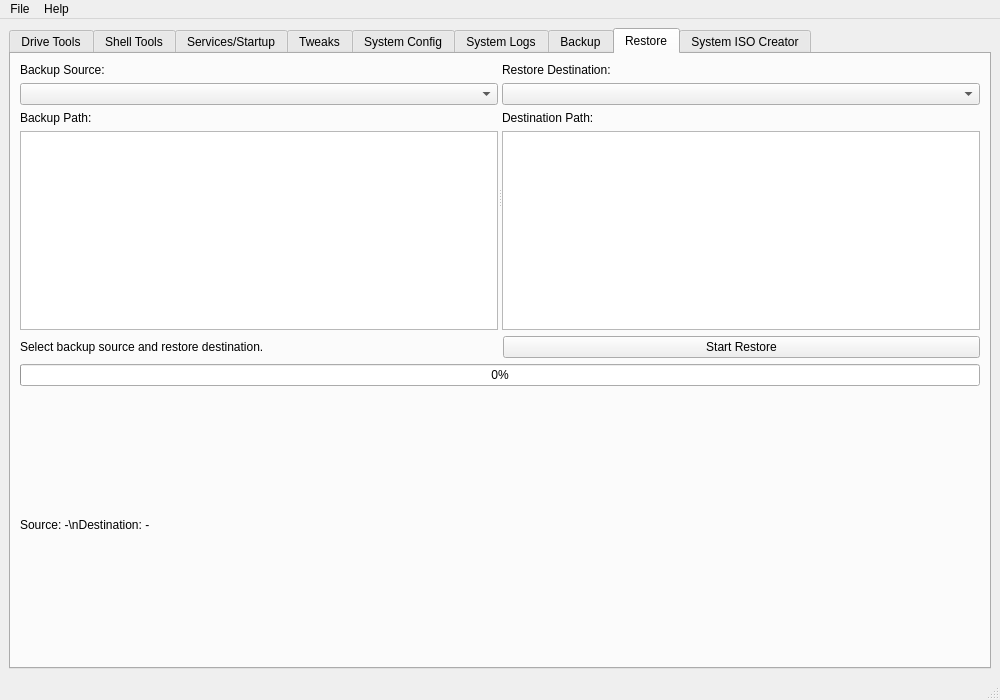
Old version of the form mainwindow.ui in the repository XetalEngine/CachyOsTools.
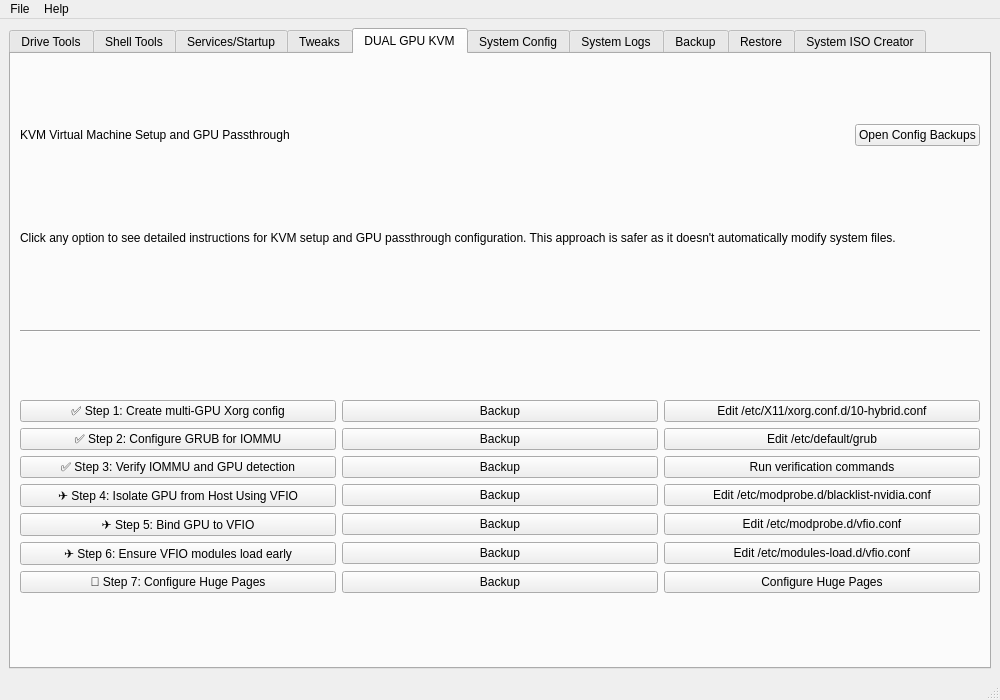
New version of the form. The open tabs and pages were chosen to show the change.

Commit message:
basic Manual KVM Start - Dual GPU
basic Manual KVM Start - Dual GPU

Diff of the .ui file:
```diff
--- a/mainwindow.ui
+++ b/mainwindow.ui
@@ -662,6 +662,248 @@
 
        </layout>
       </widget>
+      <widget class="QWidget" name="kvmTab">
+       <attribute name="title">
+        <string>DUAL GPU KVM</string>
+       </attribute>
+       <layout class="QVBoxLayout" name="verticalLayout_kvm">
+        <item>
+         <layout class="QHBoxLayout" name="kvmHeaderLayout">
+          <item>
+           <widget class="QLabel" name="kvmTitleLabel">
+            <property name="text">
+             <string>KVM Virtual Machine Setup and GPU Passthrough</string>
+            </property>
+           </widget>
+          </item>
+          <item>
+           <spacer name="kvmHeaderSpacer">
+            <property name="orientation">
+             <enum>Qt::Orientation::Horizontal</enum>
+            </property>
+            <property name="sizeHint" stdset="0">
+             <size>
+              <width>40</width>
+              <height>20</height>
+             </size>
+            </property>
+           </spacer>
+          </item>
+          <item>
+           <widget class="QPushButton" name="openKvmBackupFolderButton">
+            <property name="text">
+             <string>Open Config Backups</string>
+            </property>
+           </widget>
+          </item>
+         </layout>
+        </item>
+        <item>
+         <widget class="QLabel" name="kvmWarningLabel">
+          <property name="sizePolicy">
+           <sizepolicy hsizetype="Preferred" vsizetype="Fixed">
+            <horstretch>0</horstretch>
+            <verstretch>0</verstretch>
+           </sizepolicy>
+          </property>
+          <property name="maximumSize">
+           <size>
+            <width>16777215</width>
+            <height>50</height>
+           </size>
+          </property>
+          <property name="text">
+           <string>Click any option to see detailed instructions for KVM setup and GPU passthrough configuration. This approach is safer as it doesn't automatically modify system files.</string>
+          </property>
+          <property name="wordWrap">
+           <bool>true</bool>
+          </property>
+         </widget>
+        </item>
+        <item>
+         <widget class="QFrame" name="kvmSeparator">
+          <property name="frameShape">
+           <enum>QFrame::HLine</enum>
+          </property>
+          <property name="frameShadow">
+           <enum>QFrame::Sunken</enum>
+          </property>
+         </widget>
+        </item>
+        <item>
+         <layout class="QGridLayout" name="kvmGridLayout">
+          <item row="0" column="0">
+           <widget class="QPushButton" name="multiGpuXorgToggle">
+            <property name="text">
+             <string>✅ Step 1: Create multi-GPU Xorg config</string>
+            </property>
+           </widget>
+          </item>
+          <item row="0" column="1">
+           <widget class="QPushButton" name="multiGpuXorgBackupButton">
+            <property name="text">
+             <string>Backup</string>
+            </property>
+            <property name="toolTip">
+             <string>Backup Xorg config file</string>
+            </property>
+           </widget>
+          </item>
+          <item row="0" column="2">
+           <widget class="QPushButton" name="multiGpuXorgConfigButton">
+            <property name="text">
+             <string>Edit /etc/X11/xorg.conf.d/10-hybrid.conf</string>
+            </property>
+           </widget>
+          </item>
+          <item row="1" column="0">
+           <widget class="QPushButton" name="grubConfigToggle">
+            <property name="text">
+             <string>✅ Step 2: Configure GRUB for IOMMU</string>
+            </property>
+           </widget>
+          </item>
+          <item row="1" column="1">
+           <widget class="QPushButton" name="grubConfigBackupButton">
+            <property name="text">
+             <string>Backup</string>
+            </property>
+            <property name="toolTip">
+             <string>Backup GRUB config file</string>
+            </property>
+           </widget>
+          </item>
+          <item row="1" column="2">
+           <widget class="QPushButton" name="grubConfigButton">
+            <property name="text">
+             <string>Edit /etc/default/grub</string>
+            </property>
+           </widget>
+          </item>
+          <item row="2" column="0">
+           <widget class="QPushButton" name="verifyIommuToggle">
+            <property name="text">
+             <string>✅ Step 3: Verify IOMMU and GPU detection</string>
+            </property>
+           </widget>
+          </item>
+          <item row="2" column="1">
+           <widget class="QPushButton" name="verifyIommuBackupButton">
+            <property name="text">
+             <string>Backup</string>
+            </property>
+            <property name="toolTip">
+             <string>Backup verification results</string>
+            </property>
+           </widget>
+          </item>
+          <item row="2" column="2">
+           <widget class="QPushButton" name="verifyIommuConfigButton">
+            <property name="text">
+             <string>Run verification commands</string>
+            </property>
+           </widget>
+          </item>
+          <item row="3" column="0">
+           <widget class="QPushButton" name="isolateGpuToggle">
+            <property name="text">
+             <string>✈️ Step 4: Isolate GPU from Host Using VFIO</string>
+            </property>
+           </widget>
+          </item>
+          <item row="3" column="1">
+           <widget class="QPushButton" name="isolateGpuBackupButton">
+            <property name="text">
+             <string>Backup</string>
+            </property>
+            <property name="toolTip">
+             <string>Backup blacklist config</string>
+            </property>
+           </widget>
+          </item>
+          <item row="3" column="2">
+           <widget class="QPushButton" name="isolateGpuConfigButton">
+            <property name="text">
+             <string>Edit /etc/modprobe.d/blacklist-nvidia.conf</string>
+            </property>
+           </widget>
+          </item>
+          <item row="4" column="0">
+           <widget class="QPushButton" name="bindGpuToggle">
+            <property name="text">
+             <string>✈️ Step 5: Bind GPU to VFIO</string>
+            </property>
+           </widget>
+          </item>
+          <item row="4" column="1">
+           <widget class="QPushButton" name="bindGpuBackupButton">
+            <property name="text">
+             <string>Backup</string>
+            </property>
+            <property name="toolTip">
+             <string>Backup VFIO config</string>
+            </property>
+           </widget>
+          </item>
+          <item row="4" column="2">
+           <widget class="QPushButton" name="bindGpuConfigButton">
+            <property name="text">
+             <string>Edit /etc/modprobe.d/vfio.conf</string>
+            </property>
+           </widget>
+          </item>
+          <item row="5" column="0">
+           <widget class="QPushButton" name="loadVfioToggle">
+            <property name="text">
+             <string>✈️ Step 6: Ensure VFIO modules load early</string>
+            </property>
+           </widget>
+          </item>
+          <item row="5" column="1">
+           <widget class="QPushButton" name="loadVfioBackupButton">
+            <property name="text">
+             <string>Backup</string>
+            </property>
+            <property name="toolTip">
+             <string>Backup modules config</string>
+            </property>
+           </widget>
+          </item>
+          <item row="5" column="2">
+           <widget class="QPushButton" name="loadVfioConfigButton">
+            <property name="text">
+             <string>Edit /etc/modules-load.d/vfio.conf</string>
+            </property>
+           </widget>
+          </item>
+          <item row="6" column="0">
+           <widget class="QPushButton" name="hugePagesToggle">
+            <property name="text">
+             <string>💾 Step 7: Configure Huge Pages</string>
+            </property>
+           </widget>
+          </item>
+          <item row="6" column="1">
+           <widget class="QPushButton" name="hugePagesBackupButton">
+            <property name="text">
+             <string>Backup</string>
+            </property>
+            <property name="toolTip">
+             <string>Backup huge pages config</string>
+            </property>
+           </widget>
+          </item>
+          <item row="6" column="2">
+           <widget class="QPushButton" name="hugePagesConfigButton">
+            <property name="text">
+             <string>Configure Huge Pages</string>
+            </property>
+           </widget>
+          </item>
+         </layout>
+        </item>
+       </layout>
+      </widget>
       <widget class="QWidget" name="configTab">
        <attribute name="title">
         <string>System Config</string>
```
The commit also changes 3 other files.
